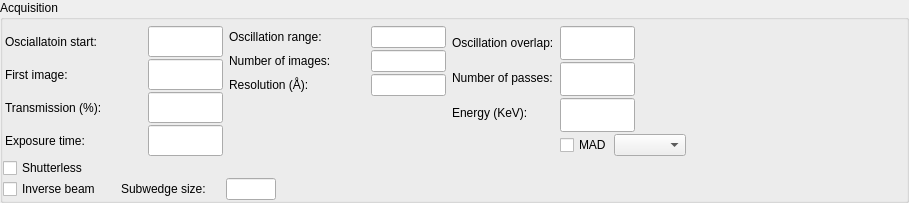
Before: the Qt Designer form Bricks/widgets/ui_files/Qt4_acquisition_widget_horizontal_layout.ui in mxcube/mxcubeqt, drawn with Qt 5.
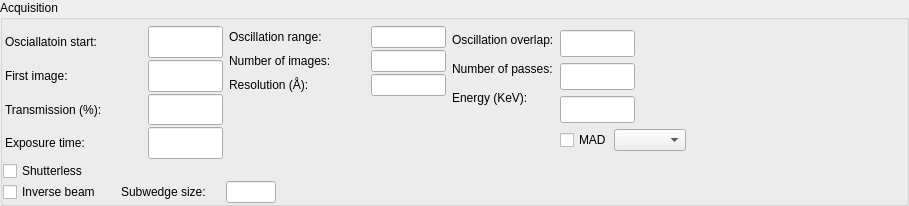
After: the same form once the commit is applied.

What changed in the file:
```diff
--- a/Bricks/widgets/ui_files/Qt4_acquisition_widget_horizontal_layout.ui
+++ b/Bricks/widgets/ui_files/Qt4_acquisition_widget_horizontal_layout.ui
@@ -7,7 +7,7 @@
     <x>0</x>
     <y>0</y>
     <width>909</width>
-    <height>203</height>
+    <height>206</height>
    </rect>
   </property>
   <property name="windowTitle">
@@ -317,6 +317,18 @@
               </property>
               <item>
                <widget class="QLabel" name="overlap_label">
+                <property name="minimumSize">
+                 <size>
+                  <width>0</width>
+                  <height>27</height>
+                 </size>
+                </property>
+                <property name="maximumSize">
+                 <size>
+                  <width>16777215</width>
+                  <height>27</height>
+                 </size>
+                </property>
                 <property name="text">
                  <string>Oscillation overlap:</string>
                 </property>
@@ -327,6 +339,18 @@
               </item>
               <item>
                <widget class="QLabel" name="num_passes_label">
+                <property name="minimumSize">
+                 <size>
+                  <width>0</width>
+                  <height>27</height>
+                 </size>
+                </property>
+                <property name="maximumSize">
+                 <size>
+                  <width>16777215</width>
+                  <height>27</height>
+                 </size>
+                </property>
                 <property name="text">
                  <string>Number of passes:</string>
                 </property>
@@ -337,6 +361,18 @@
               </item>
               <item>
                <widget class="QLabel" name="energy_label">
+                <property name="minimumSize">
+                 <size>
+                  <width>0</width>
+                  <height>27</height>
+                 </size>
+                </property>
+                <property name="maximumSize">
+                 <size>
+                  <width>16777215</width>
+                  <height>27</height>
+                 </size>
+                </property>
                 <property name="text">
                  <string>Energy (KeV):</string>
                 </property>
@@ -351,7 +387,7 @@
                  <enum>Qt::Vertical</enum>
                 </property>
                 <property name="sizeType">
-                 <enum>QSizePolicy::Fixed</enum>
+                 <enum>QSizePolicy::Expanding</enum>
                 </property>
                 <property name="sizeHint" stdset="0">
                  <size>
@@ -373,13 +409,13 @@
                 <property name="minimumSize">
                  <size>
                   <width>75</width>
-                  <height>0</height>
+                  <height>27</height>
                  </size>
                 </property>
                 <property name="maximumSize">
                  <size>
                   <width>50</width>
-                  <height>32767</height>
+                  <height>27</height>
                  </size>
                 </property>
                </widget>
@@ -389,13 +425,13 @@
                 <property name="minimumSize">
                  <size>
                   <width>75</width>
-                  <height>0</height>
+                  <height>27</height>
                  </size>
                 </property>
                 <property name="maximumSize">
                  <size>
                   <width>50</width>
-                  <height>32767</height>
+                  <height>27</height>
                  </size>
                 </property>
                </widget>
@@ -405,13 +441,13 @@
                 <property name="minimumSize">
                  <size>
                   <width>75</width>
-                  <height>0</height>
+                  <height>27</height>
                  </size>
                 </property>
                 <property name="maximumSize">
                  <size>
                   <width>75</width>
-                  <height>32767</height>
+                  <height>27</height>
                  </size>
                 </property>
                </widget>
```
